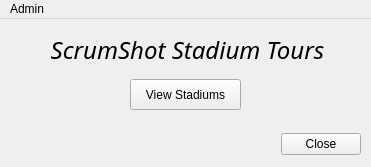
First picture: the form in StadiumTripPlanner.ui, repository PachowStudios/CS1D-Second-Project, before the edit.
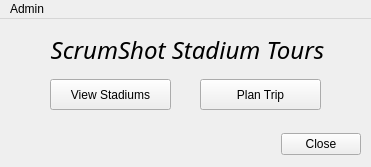
Second picture: the form after the edit.

Commit message: Added trip planning menu

```diff
--- a/StadiumTripPlanner.ui
+++ b/StadiumTripPlanner.ui
@@ -78,9 +78,9 @@
    <widget class="QPushButton" name="viewStadiumsButton">
     <property name="geometry">
      <rect>
-      <x>130</x>
+      <x>50</x>
       <y>60</y>
-      <width>111</width>
+      <width>121</width>
       <height>31</height>
      </rect>
     </property>
@@ -88,6 +88,19 @@
      <string>View Stadiums</string>
     </property>
    </widget>
+   <widget class="QPushButton" name="planTripButton">
+    <property name="geometry">
+     <rect>
+      <x>200</x>
+      <y>60</y>
+      <width>121</width>
+      <height>31</height>
+     </rect>
+    </property>
+    <property name="text">
+     <string>Plan Trip</string>
+    </property>
+   </widget>
   </widget>
   <widget class="QMenuBar" name="menuBar">
    <property name="geometry">
```
Left out of the diff: 2 changed lines with no effect on the pictures. The commit also changes 16 other files.
